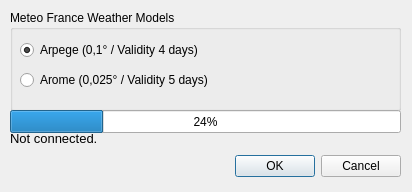
Qt form src/DialogLoadGribMeteoFrance.ui (theeko74/zyGrib) before a commit.
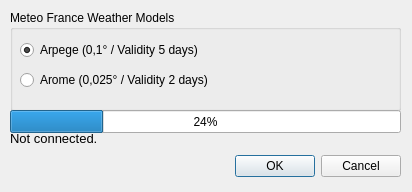
The same form after that commit.

Commit message: Implement Arome weather model

```diff
--- a/src/DialogLoadGribMeteoFrance.ui
+++ b/src/DialogLoadGribMeteoFrance.ui
@@ -51,7 +51,7 @@
      </rect>
     </property>
     <property name="text">
-     <string>Arpege (0,1° / Validity 4 days)</string>
+     <string>Arpege (0,1° / Validity 5 days)</string>
     </property>
     <property name="checked">
      <bool>true</bool>
@@ -67,7 +67,7 @@
      </rect>
     </property>
     <property name="text">
-     <string>Arome (0,025° / Validity 5 days)</string>
+     <string>Arome (0,025° / Validity 2 days)</string>
     </property>
    </widget>
   </widget>
```
The commit also changes 3 other files.
